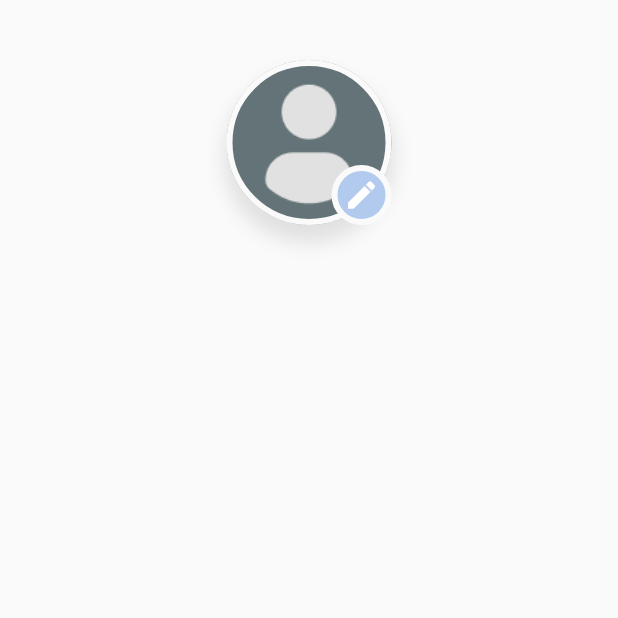
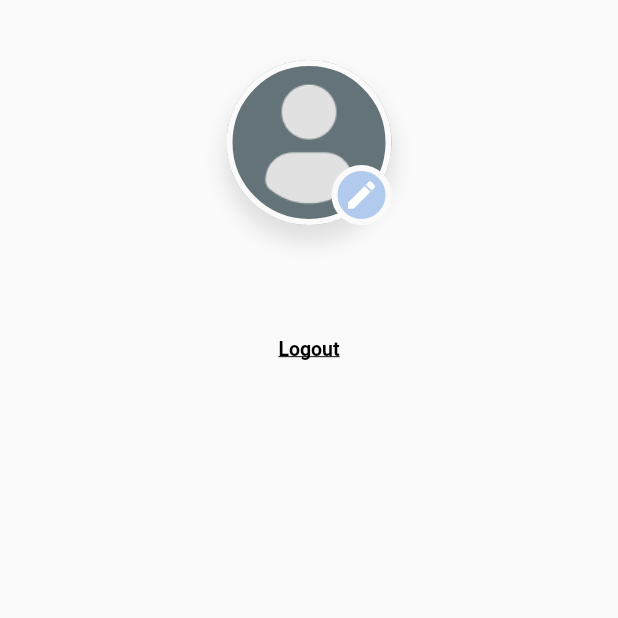
Before and after one commit to mfahmi0304/tubes_sipaw, a Flutter app: the ProfilePage screen opened directly, on a phone screen of 412 x 824 dp, the top half of it. Run offline on Flutter 3.47's test engine with Material 2 defaults, Android fonts, the phone set to English and light mode, and no system bars; our stand-ins replace bottom_navy_bar, cloud_firestore, firebase_auth, firebase_core, flutter_svg, table_calendar; accounts and stored records are empty.

Commit message:
[UPDATE BOOKING, PROFILE]

```diff
--- a/lib/booxing/booxing.dart
+++ b/lib/booxing/booxing.dart
@@ -11,7 +11,7 @@ class _BooxingState extends State<BodyBooxing> {
   @override
   Widget build(BuildContext context) {
     return Scaffold(
-      appBar: buildAppBar(),
+      // appBar: buildAppBar(),
       body: BodyBooxing(),
     );
   }
--- a/lib/care/calender_care.dart
+++ b/lib/care/calender_care.dart
@@ -80,7 +80,7 @@ class _CalendarPageState extends State<CalendarPage> {
                     children: [
                       Row(
                         children: [
-                          Text("28 Januari 2021", style: TextStyle(
+                          Text("6 Februari 2021", style: TextStyle(
                             color: kButtonSColor,
                             fontWeight: FontWeight.bold
                           ),)
@@ -178,7 +178,7 @@ class _CalendarPageState extends State<CalendarPage> {
                     Expanded(
                       child: Container(),
                     ),
-                    Text("\$50", style: TextStyle(
+                    Text("Rp.100.000,00", style: TextStyle(
                       color: Colors.white,
                       fontSize: 16,
                       fontWeight: FontWeight.w600
--- a/lib/dayCare/body_daycare.dart
+++ b/lib/dayCare/body_daycare.dart
@@ -18,6 +18,7 @@ class _BodyDayCareState extends State<BodyDayCare> {
   @override
   Widget build(BuildContext context) {
     return Scaffold(
+      resizeToAvoidBottomInset: false,
       body: Column(
         children: <Widget>[
           Expanded(
--- a/lib/dayCare/calender_daycare.dart
+++ b/lib/dayCare/calender_daycare.dart
@@ -80,7 +80,7 @@ class _CalendarPagessState extends State<CalendarPages> {
                     children: [
                       Row(
                         children: [
-                          Text("28 Januari 2021", style: TextStyle(
+                          Text("6 Februari 2021", style: TextStyle(
                             color: kButtonSColor,
                             fontWeight: FontWeight.bold
                           ),)
@@ -178,14 +178,13 @@ class _CalendarPagessState extends State<CalendarPages> {
                     Expanded(
                       child: Container(),
                     ),
-                    Text("\$50", style: TextStyle(
+                    Text("Rp.100.000,00", style: TextStyle(
                       color: Colors.white,
                       fontSize: 16,
                       fontWeight: FontWeight.w600
                     ),)
                   ],
                 )
-
               ],
             ),
           ),
--- a/lib/history/story.dart
+++ b/lib/history/story.dart
@@ -1,4 +1,5 @@
 import 'package:flutter/material.dart';
+import 'package:tubes_sipaw/booxing/body_booxing.dart';
 
 class StoryPage extends StatefulWidget {
   @override
@@ -9,7 +10,7 @@ class _StoryPageState extends State<StoryPage> {
   @override
   Widget build(BuildContext context) {
     return Scaffold(
-      body: Center(child: Text("Booxing"),),
+      body: BodyBooxing(),
     );
   }
 }
--- a/lib/main.dart
+++ b/lib/main.dart
@@ -25,7 +25,7 @@ class MyApp extends StatelessWidget {
                 context.read<AuthenticationService>().authStateChanges),
       ],
       child: MaterialApp(
-        // debugShowCheckedModeBanner: false,
+        debugShowCheckedModeBanner: false,
         home: SplashScreenPage(),
       ),
     );
--- a/lib/profile/profile.dart
+++ b/lib/profile/profile.dart
@@ -1,5 +1,11 @@
 import 'package:flutter/material.dart';
+import 'package:tubes_sipaw/LoginReg/Login/login_screen.dart';
 import 'package:tubes_sipaw/constants.dart';
+import 'package:cloud_firestore/cloud_firestore.dart';
+import 'package:firebase_auth/firebase_auth.dart';
+import 'package:tubes_sipaw/libmodels/user_model.dart';
+import 'package:tubes_sipaw/libservices/authentication_service.dart';
+import 'package:provider/provider.dart';
 
 class ProfilePage extends StatefulWidget {
   @override
@@ -7,6 +13,35 @@ class ProfilePage extends StatefulWidget {
 }
 
 class _ProfilePageState extends State<ProfilePage> {
+  FirebaseAuth auth = FirebaseAuth.instance;
+  final userRef = Firestore.instance.collection("users");
+  UserModel _currentUser;
+
+  String _uid;
+  String _username;
+  String _email;
+
+  @override
+  void initState() {
+    super.initState();
+    getCurrentUser();
+  }
+
+  getCurrentUser() async {
+    UserModel currentUser = await context
+        .read<AuthenticationService>()
+        .getUserFromDB(uid: auth.currentUser.uid);
+
+    _currentUser = currentUser;
+
+    print("${_currentUser.username}");
+
+    setState(() {
+      _uid = _currentUser.uid;
+      _username = _currentUser.username;
+      _email = _currentUser.email;
+    });
+  }
   @override
   Widget build(BuildContext context) {
     return Scaffold(
@@ -70,6 +105,58 @@ class _ProfilePageState extends State<ProfilePage> {
                   ],
                 ),
               ),
+              SizedBox(
+                height: 15,
+              ),
+              Center(
+                child: Text(
+                  "${_username}",
+                  style: TextStyle(
+                    fontWeight: FontWeight.bold,
+                    fontSize: 13,
+                    color: kTextColor,
+                  ),
+                )
+              ),
+              SizedBox(
+                height: 15,
+              ),
+              Center(
+                child: Text(
+                  "${_email}",
+                  style: TextStyle(
+                    fontWeight: FontWeight.bold,
+                    fontSize: 13,
+                    color: kTextColor,
+                  ),
+                )
+              ),
+              SizedBox(
+                height: 15,
+              ),
+              Center(
+                child: new GestureDetector(
+                  onTap: () {
+                    Navigator.push(
+                      context,
+                      MaterialPageRoute(
+                        builder: (context) {
+                          return LoginScreen();
+                        },
+                      ),
+                    );
+                  },
+                  child: new Text(
+                    "Logout",
+                    style: TextStyle(
+                      fontWeight: FontWeight.bold,
+                      fontSize: 13,
+                      decoration: TextDecoration.underline,
+                      color: Colors.black,
+                    ),
+                  ),
+                ),
+              ),
             ],
           ),
         ),
```
Also changed, not shown: lib/booxing/body_booxing.dart (+5 -12 lines), lib/home/body.dart (+101 -17 lines).
